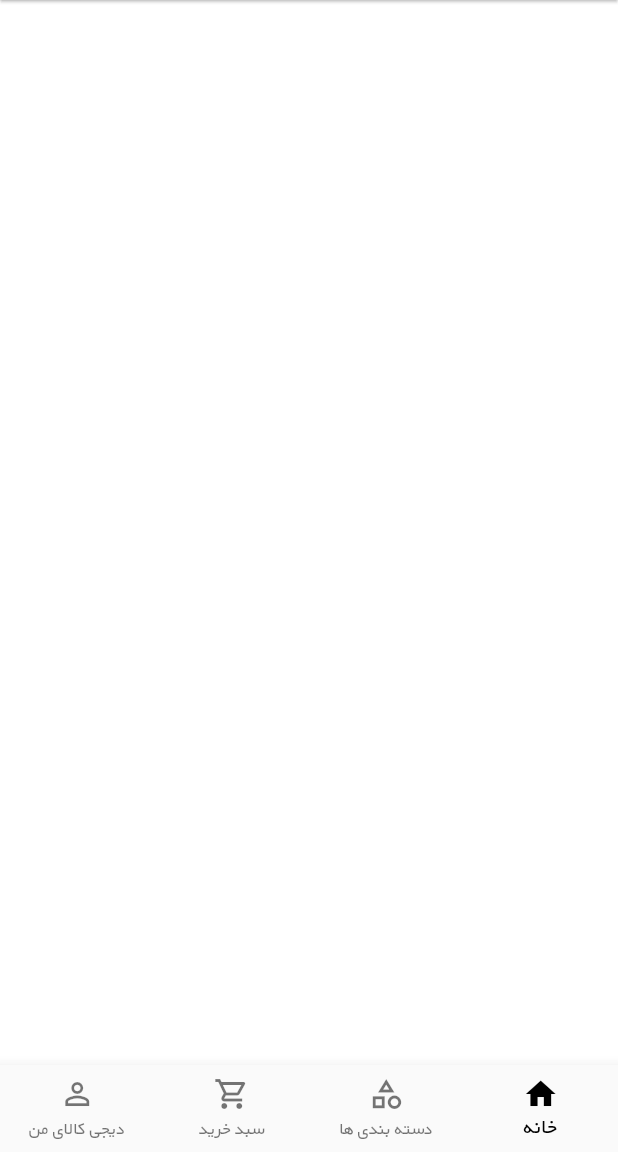
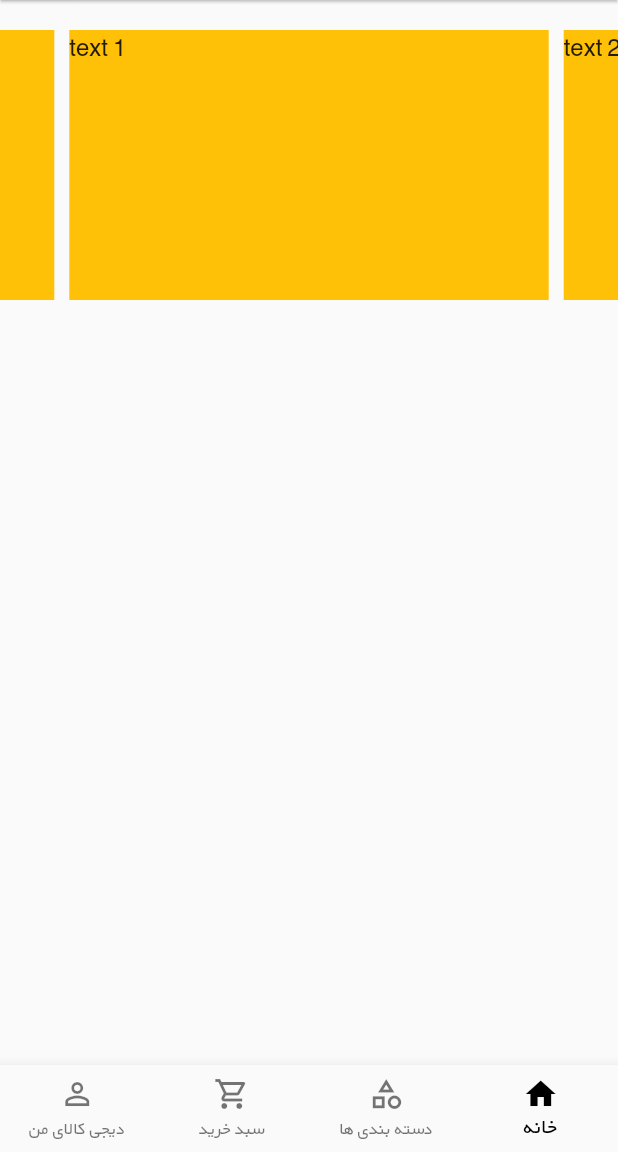
Before and after one commit to thatserfan/Digikala-UI-Flutter, a Flutter app: the screen it shows after launch, on a phone screen of 412 x 824 dp, the part 84-1236 px from its top. Run offline on Flutter 3.47's test engine with Material 2 defaults, Android fonts, the phone set to English and light mode, and no system bars; drawn by our look-alikes of carousel_slider.

Commit message:
Create image slider

```diff
--- a/lib/screen/home_screen.dart
+++ b/lib/screen/home_screen.dart
@@ -1,3 +1,4 @@
+import 'package:digikala_ui/widgets/image_slider.dart';
 import 'package:flutter/material.dart';
 
 class HomeScreen extends StatelessWidget {
@@ -5,9 +6,15 @@ class HomeScreen extends StatelessWidget {
 
   @override
   Widget build(BuildContext context) {
-    return Scaffold(
-      //todo App bar must be removed and move to tabs file
-      backgroundColor: Theme.of(context).colorScheme.onSecondary,
+    return Column(
+      children: [
+        Padding(
+          padding: const EdgeInsets.symmetric(
+            vertical: 20,
+          ),
+          child: ImageSlider(),
+        ),
+      ],
     );
   }
 }
--- a/lib/screen/tabs.dart
+++ b/lib/screen/tabs.dart
@@ -26,6 +26,8 @@ class _TabsScreenState extends State<TabsScreen> {
       case 3:
         activePage = const HomeScreen();
         break;
+      default:
+        activePage = const Text('No HOME');
     }
 
     return Scaffold(
--- /dev/null
+++ b/lib/widgets/image_slider.dart
@@ -0,0 +1,25 @@
+import 'package:flutter/material.dart';
+import 'package:carousel_slider/carousel_slider.dart';
+
+class ImageSlider extends StatelessWidget {
+  @override
+  Widget build(BuildContext context) {
+    return CarouselSlider(
+      options: CarouselOptions(height: 180.0),
+      items: [1, 2, 3, 4, 5].map((i) {
+        return Builder(
+          builder: (BuildContext context) {
+            return Container(
+                width: MediaQuery.of(context).size.width,
+                margin: EdgeInsets.symmetric(horizontal: 5.0),
+                decoration: BoxDecoration(color: Colors.amber),
+                child: Text(
+                  'text $i',
+                  style: TextStyle(fontSize: 16.0),
+                ));
+          },
+        );
+      }).toList(),
+    );
+  }
+}
```
